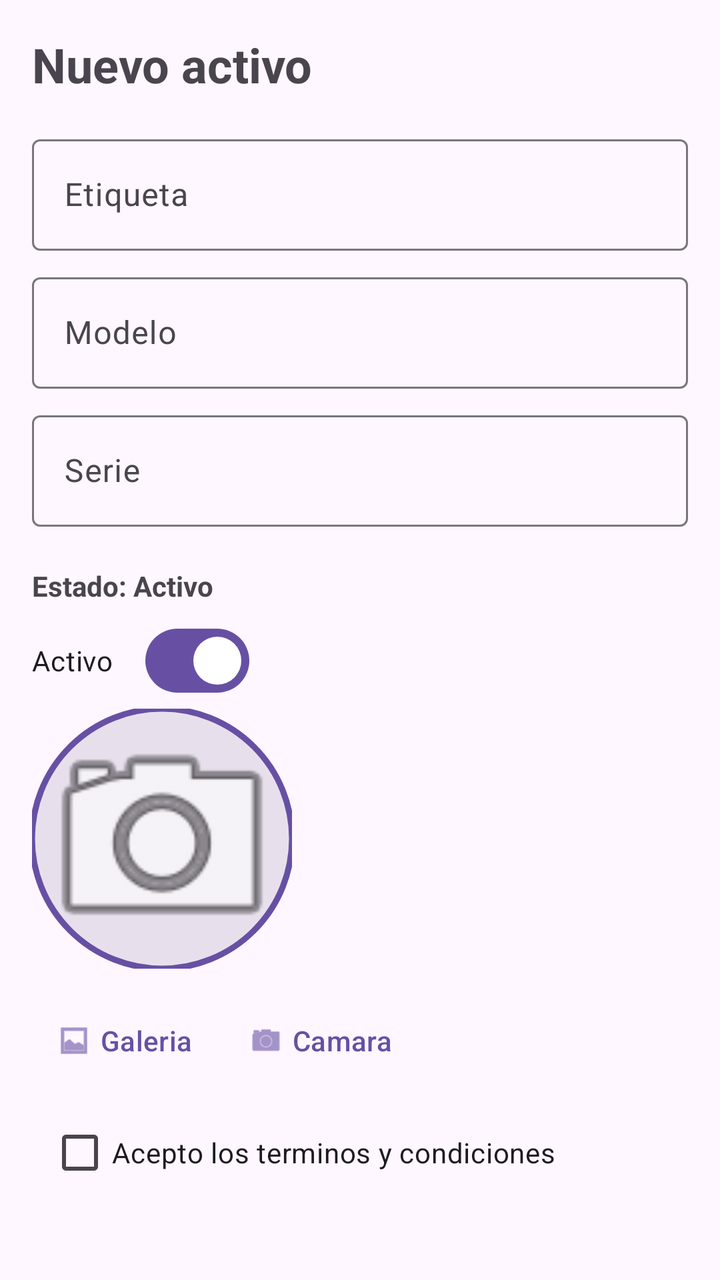
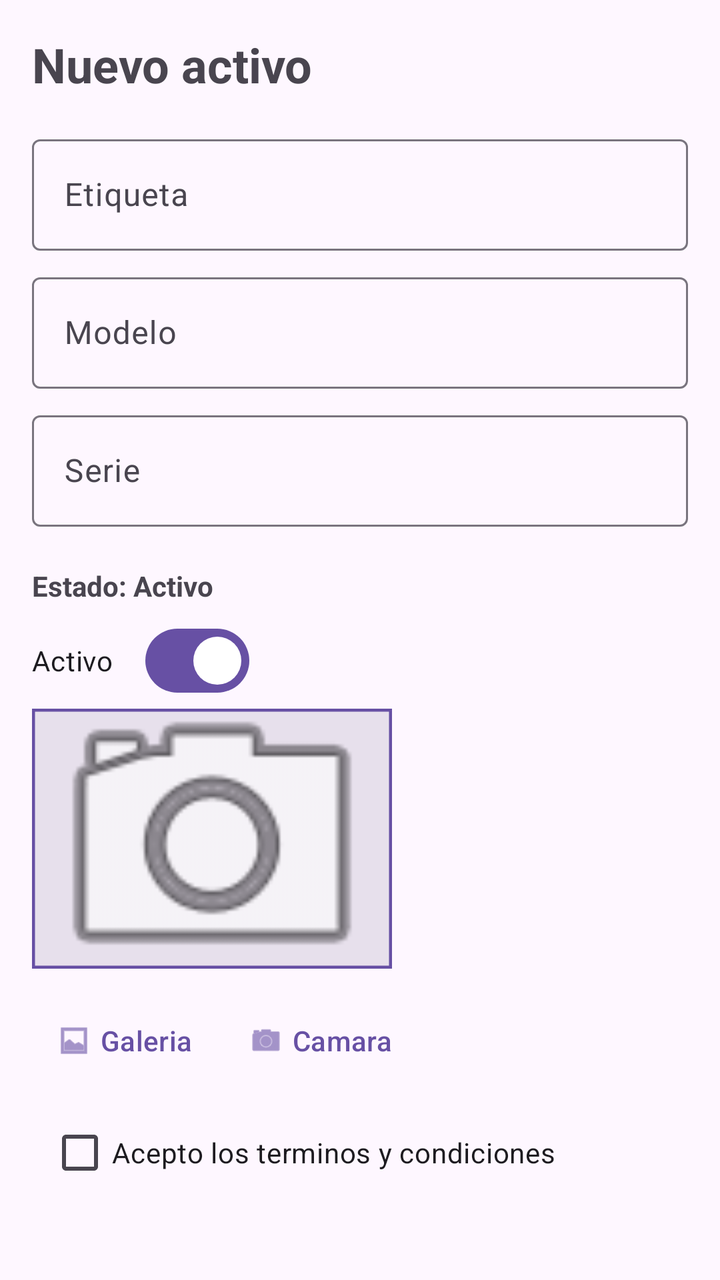

Compare the two renders of this Android layout. The source of the first and the diff that turns it into the second are given below.
<!-- AndroidManifest.xml: application theme Theme.Activo_IT -->
<!-- res/layout/activity_agregar_activo.xml -->
<?xml version="1.0" encoding="utf-8"?>
<LinearLayout xmlns:android="http://schemas.android.com/apk/res/android"
    xmlns:app="http://schemas.android.com/apk/res-auto"
    android:id="@+id/main"
    android:layout_width="match_parent"
    android:layout_height="match_parent"
    android:orientation="vertical"
    android:padding="16dp">

    
    <TextView
        android:id="@+id/tvTituloFormulario"
        android:layout_width="wrap_content"
        android:layout_height="wrap_content"
        android:paddingBottom="16dp"
        android:text="Nuevo activo"
        android:textSize="24sp"
        android:textStyle="bold" />

    
    <com.google.android.material.textfield.TextInputLayout
        android:id="@+id/tilEtiqueta"
        style="@style/Widget.Material3.TextInputLayout.OutlinedBox"
        android:layout_width="match_parent"
        android:layout_height="wrap_content">

        <com.google.android.material.textfield.TextInputEditText
            android:id="@+id/etEtiqueta"
            android:layout_width="match_parent"
            android:layout_height="wrap_content"
            android:hint="Etiqueta"
            android:inputType="text" />
    </com.google.android.material.textfield.TextInputLayout>


    <com.google.android.material.textfield.TextInputLayout
        android:id="@+id/tilModelo"
        style="@style/Widget.Material3.TextInputLayout.OutlinedBox"
        android:layout_width="match_parent"
        android:layout_height="wrap_content"
        android:layout_marginTop="8dp">

        <com.google.android.material.textfield.TextInputEditText
            android:id="@+id/etModelo"
            android:layout_width="match_parent"
            android:layout_height="wrap_content"
            android:hint="Modelo"
            android:inputType="text" />
    </com.google.android.material.textfield.TextInputLayout>


    <com.google.android.material.textfield.TextInputLayout
        android:id="@+id/tilSerie"
        style="@style/Widget.Material3.TextInputLayout.OutlinedBox"
        android:layout_width="match_parent"
        android:layout_height="wrap_content"
        android:layout_marginTop="8dp">

        <com.google.android.material.textfield.TextInputEditText
            android:id="@+id/etSerie"
            android:layout_width="match_parent"
            android:layout_height="wrap_content"
            android:hint="Serie"
            android:inputType="text" />
    </com.google.android.material.textfield.TextInputLayout>

    <TextView
        android:id="@+id/tvEstadoLabel"
        android:layout_width="wrap_content"
        android:layout_height="wrap_content"
        android:layout_marginTop="20dp"
        android:text="Estado: Activo"
        android:textStyle="bold" />

    <com.google.android.material.materialswitch.MaterialSwitch
        android:id="@+id/switchEstado"
        android:layout_width="wrap_content"
        android:layout_height="wrap_content"
        android:layout_marginTop="4dp"
        android:checked="true"
        android:text="Activo" />

    <com.google.android.material.imageview.ShapeableImageView
        android:id="@+id/ivFoto"
        android:layout_width="130dp"
        android:layout_height="130dp"
        android:scaleType="centerCrop"
        android:background="#E7E0EC"
        android:src="@android:drawable/ic_menu_camera"
        android:contentDescription="Agregar foto de Activo"
        app:shapeAppearanceOverlay="@style/FotoCircular"
        app:strokeColor="?attr/colorPrimary"
        app:strokeWidth="3dp"/>
    <LinearLayout
        android:layout_width="wrap_content"
        android:layout_height="wrap_content"
        android:orientation="horizontal"
        android:layout_marginTop="12dp">
       <com.google.android.material.button.MaterialButton
           android:id="@+id/btnFoto"
           style="@style/Widget.Material3.Button.TextButton.Icon"
           android:layout_width="wrap_content"
           android:layout_height="wrap_content"
           android:text="Galeria"
           app:icon="@android:drawable/ic_menu_gallery"/>
        <com.google.android.material.button.MaterialButton
            android:id="@+id/btnCamara"
            style="@style/Widget.Material3.Button.TextButton.Icon"
            android:layout_width="wrap_content"
            android:layout_height="wrap_content"
            android:text="Camara"
            app:icon="@android:drawable/ic_menu_camera"/>
    </LinearLayout>
 <com.google.android.material.checkbox.MaterialCheckBox
     android:id="@+id/cbTerminos"
     android:layout_width="match_parent"
     android:layout_height="wrap_content"
     android:text="Acepto los terminos y condiciones"
     android:layout_margin="8dp"/>

    <com.google.android.material.button.MaterialButton
        android:id="@+id/btnGuardar"
        android:layout_width="match_parent"
        android:layout_height="wrap_content"
        android:layout_marginTop="24dp"
        android:text="Guardar" />

    <com.google.android.material.button.MaterialButton
        android:id="@+id/btnCancelar"
        style="@style/Widget.Material3.Button.OutlinedButton"
        android:layout_width="match_parent"
        android:layout_height="wrap_content"
        android:layout_marginTop="8dp"
        android:text="Cancelar"/>

</LinearLayout>
<!-- resources referenced by this layout -->
<resources>
  <style name="FotoCircular">
          <item name="cornerFamily">rounded</item>
          <item name="cornerSize">50%</item>
      </style>
  <style name="Theme.Activo_IT" parent="Base.Theme.Activo_IT" />
  <style name="Base.Theme.Activo_IT" parent="Theme.Material3.DayNight.NoActionBar">
          
          
      </style>
</resources>

<!-- the commit's change to res/layout/activity_agregar_activo.xml (unified diff, before → after) -->
@@ -7,7 +7,6 @@
     android:orientation="vertical"
     android:padding="16dp">
 
-    
     <TextView
         android:id="@+id/tvTituloFormulario"
         android:layout_width="wrap_content"
@@ -17,7 +16,7 @@
         android:textSize="24sp"
         android:textStyle="bold" />
 
-    
+
     <com.google.android.material.textfield.TextInputLayout
         android:id="@+id/tilEtiqueta"
         style="@style/Widget.Material3.TextInputLayout.OutlinedBox"
@@ -82,13 +81,12 @@
 
     <com.google.android.material.imageview.ShapeableImageView
         android:id="@+id/ivFoto"
-        android:layout_width="130dp"
+        android:layout_width="180dp"
         android:layout_height="130dp"
         android:scaleType="centerCrop"
         android:background="#E7E0EC"
         android:src="@android:drawable/ic_menu_camera"
         android:contentDescription="Agregar foto de Activo"
-        app:shapeAppearanceOverlay="@style/FotoCircular"
         app:strokeColor="?attr/colorPrimary"
         app:strokeWidth="3dp"/>
     <LinearLayout
<!-- resource entries referenced after the edit -->
@@ -1,9 +1,5 @@
 <!-- resources referenced by this layout -->
 <resources>
-  <style name="FotoCircular">
-          <item name="cornerFamily">rounded</item>
-          <item name="cornerSize">50%</item>
-      </style>
   <style name="Theme.Activo_IT" parent="Base.Theme.Activo_IT" />
   <style name="Base.Theme.Activo_IT" parent="Theme.Material3.DayNight.NoActionBar">
           
